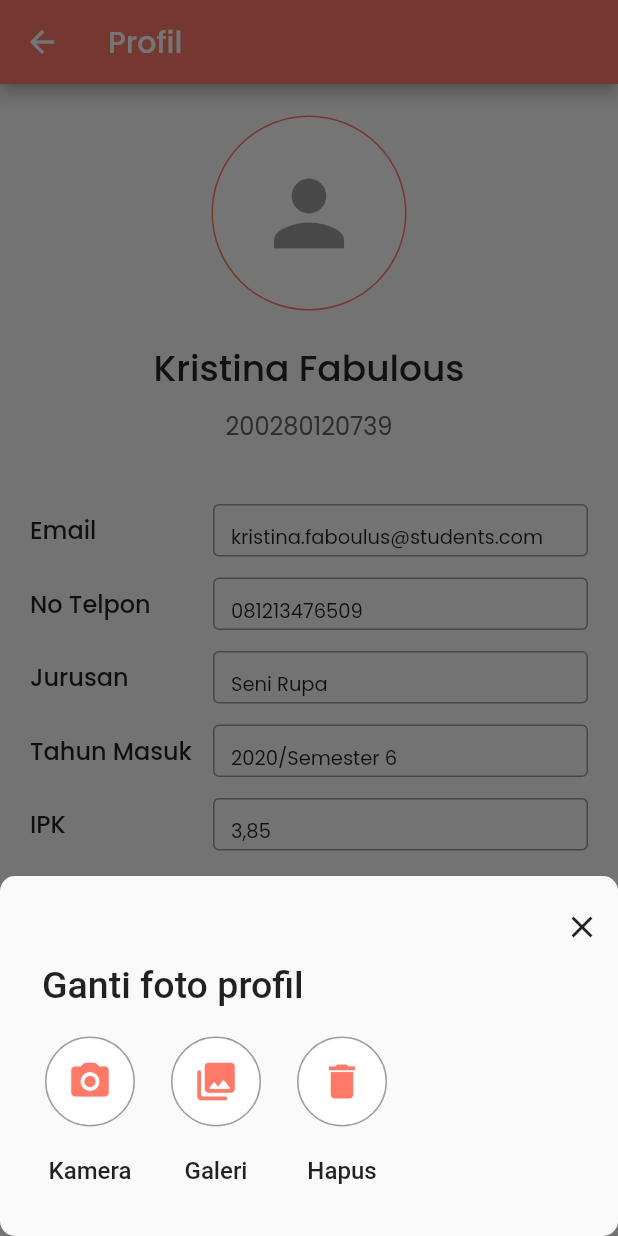
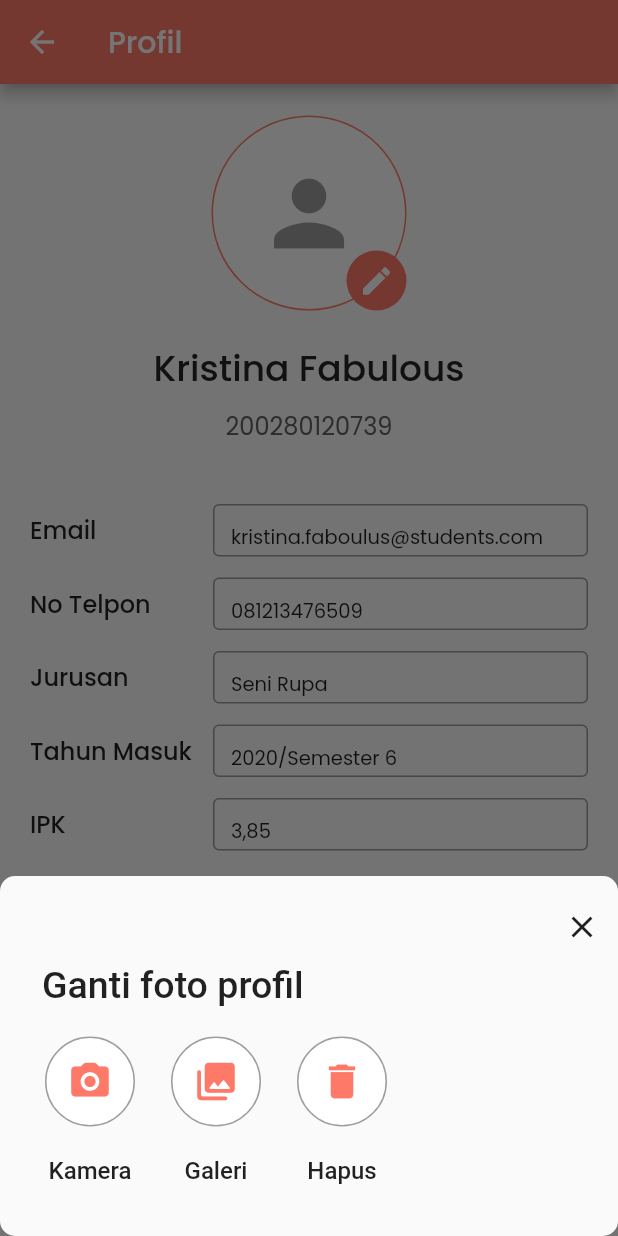
Before and after one commit to Capstone-Alta-18/Presencee-Mobile, a Flutter app: the ProfilePage screen opened directly, after a tap on the "person" icon, on a phone screen of 412 x 824 dp. Run offline on Flutter 3.47's test engine with Material 2 defaults, Android fonts, the phone set to English and light mode, and no system bars; our stand-ins replace dropdown_button2, fl_chart, flutter_phosphor_icons, image_picker, percent_indicator.

Commit message:
memperbaiki foto profil dan menambahkan snackbar

```diff
--- a/lib/view/pages/profile_view.dart
+++ b/lib/view/pages/profile_view.dart
@@ -1,9 +1,8 @@
 import 'dart:io';
-import 'dart:async';
 
 import 'package:flutter/material.dart';
+import 'package:flutter/services.dart';
 import 'package:image_picker/image_picker.dart';
-import 'package:flutter/src/widgets/framework.dart';
 import 'package:presencee/theme/constant.dart';
 import 'package:presencee/view/pages/maintenance_view.dart';
 
@@ -15,39 +14,38 @@ class ProfilePage extends StatefulWidget {
 }
 
 class _ProfilePageState extends State<ProfilePage> {
+  XFile? image;
+
   final emailController = TextEditingController();
   final telponController = TextEditingController();
   final jurusanController = TextEditingController();
   final tahunController = TextEditingController();
   final ipkController = TextEditingController();
 
-  @override
-  void initState() {
-    // TODO: implement initState
-    super.initState();
-    emailController.text = 'kristina.faboulus@students.com';
-    telponController.text = '081213476509';
-    jurusanController.text = 'Seni Rupa';
-    tahunController.text = '2020/Semester 6';
-    ipkController.text = '3,85';
+  Future getImage(ImageSource source) async {
+      try{
+        ImagePicker picker = ImagePicker();
+        var photo = await picker.pickImage(source: source);
+
+        setState(() {
+          if (photo != null){
+          ScaffoldMessenger.of(context).showSnackBar(
+              SnackBar(
+                backgroundColor: AppTheme.gray,
+                content: Text('Foto profil kamu sudah disematkan !',
+                  style: AppTextStyle.poppinsTextStyle(
+                    fontsWeight: FontWeight.w400,
+                    color: AppTheme.primaryTheme
+                  )
+                ),
+              )
+          );
           }
-
-  @override
-  Widget build(BuildContext context) {
-    File? image;
-
-    Future getCamera() async {
-      final ImagePicker picker = ImagePicker();
-      final XFile? photo = await picker.pickImage(source: ImageSource.camera);
-      image = File(photo!.path);
-      setState(() {});
+          image = photo;
+        });
+      }on PlatformException catch (e) {
+        print('Failed to pick Image : $e');
       }
-
-    Future getGallery() async {
-      final ImagePicker picker = ImagePicker();
-      final XFile? gallery = await picker.pickImage(source: ImageSource.gallery);
-      image = File(gallery!.path);
-      setState(() {});
     }
 
   Future<void> bottomSheet() async {
@@ -83,7 +81,8 @@ class _ProfilePageState extends State<ProfilePage> {
                         children: [
                           ElevatedButton(
                             onPressed: () async {
-                              await getCamera();
+                              await getImage(ImageSource.camera);
+                              Navigator.pop(context);
                             },
                             style: ElevatedButton.styleFrom(
                               side: BorderSide(color: Colors.black38),
@@ -95,7 +94,7 @@ class _ProfilePageState extends State<ProfilePage> {
                             child: const Icon(
                               Icons.photo_camera_rounded,
                               size: 30,
-                              color: Color.fromARGB(255, 254, 121, 104),
+                              color: AppTheme.primaryTheme,
                             ),
                           ),
                           Padding(padding: EdgeInsets.only(top: 20)),
@@ -109,7 +108,8 @@ class _ProfilePageState extends State<ProfilePage> {
                         children: [
                           ElevatedButton(
                             onPressed: () async {
-                              await getGallery();
+                              await getImage(ImageSource.gallery);
+                              Navigator.pop(context);
                             },
                             style: ElevatedButton.styleFrom(
                               side: BorderSide(color: Colors.black38),
@@ -121,7 +121,7 @@ class _ProfilePageState extends State<ProfilePage> {
                             child: const Icon(
                               Icons.photo_library_rounded,
                               size: 30,
-                              color: Color.fromARGB(255, 254, 121, 104),
+                              color: AppTheme.primaryTheme,
                             ),
                           ),
                           Padding(padding: EdgeInsets.only(top: 20)),
@@ -134,7 +134,25 @@ class _ProfilePageState extends State<ProfilePage> {
                       Column(
                         children: [
                           ElevatedButton(
-                            onPressed: () {},
+                            onPressed: () {
+                              Navigator.pop(context);
+                              setState(() {
+                                if(image != null){
+                                  ScaffoldMessenger.of(context).showSnackBar(
+                                    SnackBar(
+                                      backgroundColor: AppTheme.gray,
+                                      content: Text('Foto Profil kamu sudah di hapus !',
+                                        style: AppTextStyle.poppinsTextStyle(
+                                          fontsWeight: FontWeight.w400,
+                                          color: AppTheme.primaryTheme
+                                        ),
+                                      ),
+                                    )
+                                  );
+                                  image = null;
+                                }
+                              });
+                            },
                             style: ElevatedButton.styleFrom(
                               side: BorderSide(color: Colors.black38),
                               elevation: 0,
@@ -145,7 +163,7 @@ class _ProfilePageState extends State<ProfilePage> {
                             child: const Icon(
                               Icons.delete,
                               size: 30,
-                              color: Color.fromARGB(255, 254, 121, 104),
+                              color: AppTheme.primaryTheme,
                             ),
                           ),
                           Padding(padding: EdgeInsets.only(top: 20)),
@@ -162,18 +180,69 @@ class _ProfilePageState extends State<ProfilePage> {
           });
     }
 
-    ;
 
+  @override
+  void initState() {
+    // TODO: implement initState
+    super.initState();
+    emailController.text = 'kristina.faboulus@students.com';
+    telponController.text = '081213476509';
+    jurusanController.text = 'Seni Rupa';
+    tahunController.text = '2020/Semester 6';
+    ipkController.text = '3,85';
+  }
+
+  @override
+  Widget build(BuildContext context) {
     return Scaffold(
       appBar: AppBar(
         title: Text('Profil',style: AppTextStyle.poppinsTextStyle(fontsWeight: FontWeight.w500)),
       ),
       body: ListView(
         children: [
-          image == null
+          Column(
+            children: [
+              image != null
                 ? Container(
                     margin: EdgeInsets.all(21),
-                  child: ElevatedButton(
+                    height: 130,
+                    width: 130,
+                    child: Stack(
+                      children: [
+                        CircleAvatar(
+                          radius: 70,
+                          backgroundColor: Colors.white,
+                          child: InkWell(
+                              onTap: () {
+                                bottomSheet();
+                              },
+                              child: ClipOval(
+                                  child: Image.file(
+                                File(image!.path),
+                                fit: BoxFit.cover,
+                                width: double.infinity,
+                              )
+                            )
+                          ),
+                        ),
+                        Align(
+                          alignment: Alignment.bottomRight,
+                          child: CircleAvatar(
+                            backgroundColor: AppTheme.primaryTheme,
+                            child: Icon(Icons.edit,color: Colors.white,),
+                          )
+                        )
+                      ],
+                    ),
+                  )
+                : Container(
+                    margin: EdgeInsets.all(21),
+                    height: 130,
+                    width: 130,
+                    alignment: Alignment.center,
+                    child: Stack(
+                      children: [
+                        ElevatedButton(
                           onPressed: () {
                             bottomSheet();
                           },
@@ -183,24 +252,20 @@ class _ProfilePageState extends State<ProfilePage> {
                               elevation: 0,
                               shape: CircleBorder(),
                               fixedSize: Size(130, 130)),
-                    child: Icon(Icons.person,
+                          child: const Icon(Icons.person,
                               size: 70, color: Colors.black38),
-                  ))
-              : Container(
-                  margin: EdgeInsets.all(21),
+                        ),
+                        const Align(
+                          alignment: Alignment.bottomRight,
                           child: CircleAvatar(
-                    radius: 70,
-                    backgroundColor: Colors.transparent,
-                    child: InkWell(
-                        onTap: () {
-                          bottomSheet();
-                        },
-                        child: ClipOval(
-                            child: Image.file(
-                          image!,
-                          fit: BoxFit.contain,
-                        ))),
+                            backgroundColor: AppTheme.primaryTheme,
+                            child: Icon(Icons.edit,color: Colors.white,),
+                          )
+                        )
+                      ],
+                    )
                   ),
+            ],
           ),
           Column(
             mainAxisAlignment: MainAxisAlignment.center,
```
Lines whose indentation alone changed are shown as unchanged.
